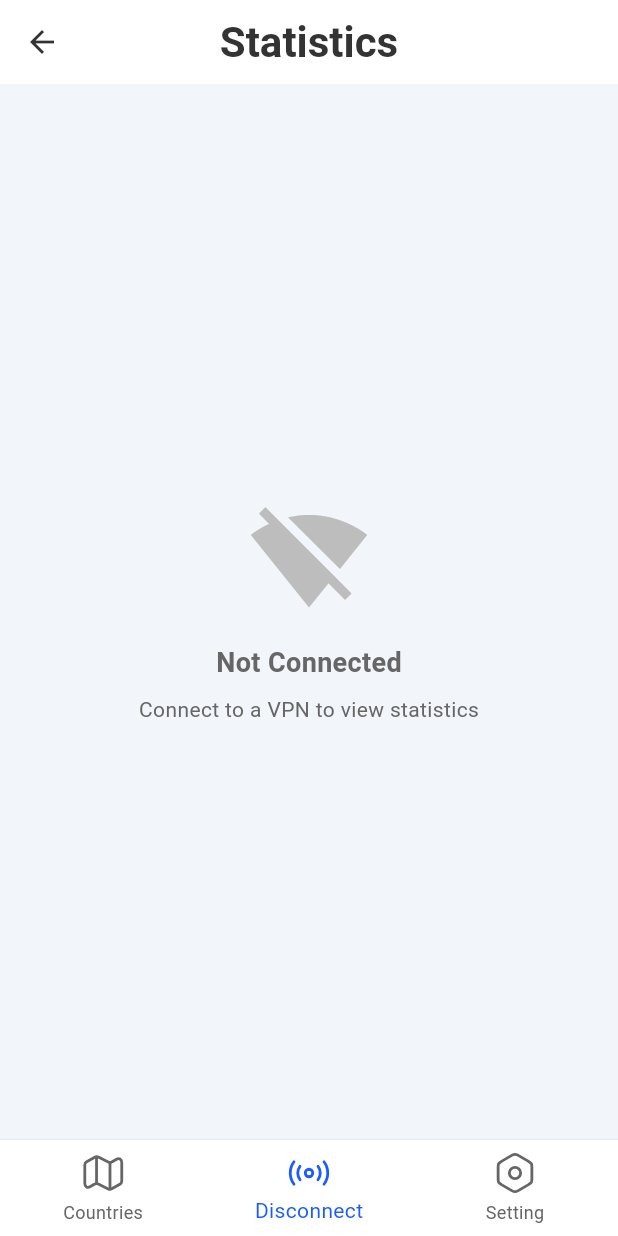
After one commit to ibrahim-ylmz/flutter-vpn-case-study, a Flutter app: the StatisticsPage screen opened by its route, on a phone screen of 412 x 824 dp. The commit adds this screen. Run offline on Flutter 3.47's test engine with Material 3 defaults, Android fonts, the phone set to English and light mode, and no system bars; our stand-ins replace auto_route, equatable, flutter_bloc, flutter_svg, get_it.

Commit message:
Add StatisticsPage route and integrate into MainPage navigation

```diff
--- a/lib/core/navigation/app_router.dart
+++ b/lib/core/navigation/app_router.dart
@@ -2,6 +2,7 @@ import 'package:auto_route/auto_route.dart';
 import 'package:vpn_case_study/feature/home/presentation/pages/country_selection_page.dart';
 import 'package:vpn_case_study/feature/home/presentation/pages/home_page.dart';
 import 'package:vpn_case_study/feature/home/presentation/pages/main_page.dart';
+import 'package:vpn_case_study/feature/home/presentation/pages/statistics_page.dart';
 part 'app_router.gr.dart';
 
 @AutoRouterConfig(replaceInRouteName: AppRouter._replaceRouteName)
@@ -14,7 +15,10 @@ final class AppRouter extends RootStackRouter {
       page: MainRoute.page,
       initial: true,
       path: '/',
-      children: [AutoRoute(page: HomeRoute.page, path: 'home', initial: true)],
+      children: [
+        AutoRoute(page: HomeRoute.page, path: 'home', initial: true),
+        AutoRoute(page: StatisticsRoute.page, path: 'statistics'),
+      ],
     ),
     AutoRoute(page: CountrySelectionRoute.page, path: '/country-selection'),
   ];
--- a/lib/feature/home/presentation/pages/main_page.dart
+++ b/lib/feature/home/presentation/pages/main_page.dart
@@ -17,7 +17,7 @@ final class MainPage extends StatelessWidget {
     /// It contains the bottom navigation bar
     /// and the tabs router
     return AutoTabsRouter(
-      routes: const [HomeRoute()],
+      routes: const [HomeRoute(), StatisticsRoute()],
       builder: (context, child) {
         final tabsRouter = AutoTabsRouter.of(context);
         return Scaffold(
--- /dev/null
+++ b/lib/feature/home/presentation/pages/statistics_page.dart
@@ -0,0 +1,111 @@
+import 'package:auto_route/auto_route.dart';
+import 'package:flutter/material.dart';
+import 'package:flutter_bloc/flutter_bloc.dart';
+import 'package:vpn_case_study/core/utility/constants/app_constants.dart';
+import 'package:vpn_case_study/feature/home/presentation/bloc/connection_status/connection_status_bloc.dart';
+import 'package:vpn_case_study/feature/home/presentation/bloc/connection_status/connection_status_event.dart';
+import 'package:vpn_case_study/feature/home/presentation/bloc/connection_status/connection_status_state.dart';
+import 'package:vpn_case_study/feature/home/presentation/widgets/connection_info_card.dart';
+
+@RoutePage()
+/// Page that displays VPN connection statistics
+final class StatisticsPage extends StatelessWidget {
+  /// Constructor for [StatisticsPage]
+  const StatisticsPage({super.key});
+
+  @override
+  Widget build(BuildContext context) {
+    return Scaffold(
+      appBar: AppBar(
+        title: Text(
+          'Statistics',
+          style: Theme.of(context).textTheme.headlineMedium,
+        ),
+      ),
+      body: SafeArea(
+        child: Padding(
+          padding: const EdgeInsets.all(16),
+          child: BlocBuilder<ConnectionStatusBloc, ConnectionStatusState>(
+            builder: (context, state) {
+              if (state is Connected) {
+                return _buildConnectedStats(context, state);
+              } else if (state is Connecting) {
+                return _buildConnectingStats(context, state);
+              } else {
+                return _buildDisconnectedStats(context);
+              }
+            },
+          ),
+        ),
+      ),
+    );
+  }
+
+  Widget _buildConnectedStats(BuildContext context, Connected state) {
+    return Column(
+      children: [
+        ConnectionInfoCard(stats: state.stats),
+        const SizedBox(height: 24),
+        _buildDisconnectButton(context),
+      ],
+    );
+  }
+
+  Widget _buildDisconnectButton(BuildContext context) {
+    return SizedBox(
+      width: double.infinity,
+      height: 50,
+      child: ElevatedButton.icon(
+        icon: const Icon(Icons.power_settings_new),
+        label: const Text('Disconnect'),
+        style: ElevatedButton.styleFrom(
+          backgroundColor: Colors.red,
+          foregroundColor: Colors.white,
+          shape: RoundedRectangleBorder(
+            borderRadius: BorderRadius.circular(12),
+          ),
+        ),
+        onPressed: () {
+          context.read<ConnectionStatusBloc>().add(const DisconnectEvent());
+        },
+      ),
+    );
+  }
+
+  Widget _buildConnectingStats(BuildContext context, Connecting state) {
+    return Center(
+      child: Column(
+        mainAxisAlignment: MainAxisAlignment.center,
+        children: [
+          const CircularProgressIndicator(),
+          const SizedBox(height: 24),
+          Text(
+            'Connecting to ${state.country.name}...',
+            style: const TextStyle(fontSize: 16),
+          ),
+        ],
+      ),
+    );
+  }
+
+  Widget _buildDisconnectedStats(BuildContext context) {
+    return Center(
+      child: Column(
+        mainAxisAlignment: MainAxisAlignment.center,
+        children: [
+          Icon(Icons.signal_wifi_off, size: 80, color: Colors.grey.shade400),
+          const SizedBox(height: 16),
+          const Text(
+            'Not Connected',
+            style: TextStyle(fontSize: 18, fontWeight: FontWeight.bold),
+          ),
+          const SizedBox(height: 8),
+          const Text(
+            'Connect to a VPN to view statistics',
+            style: TextStyle(color: AppConstants.textGrey),
+          ),
+        ],
+      ),
+    );
+  }
+}
```
Also changed, not shown: lib/core/navigation/app_router.gr.dart.
